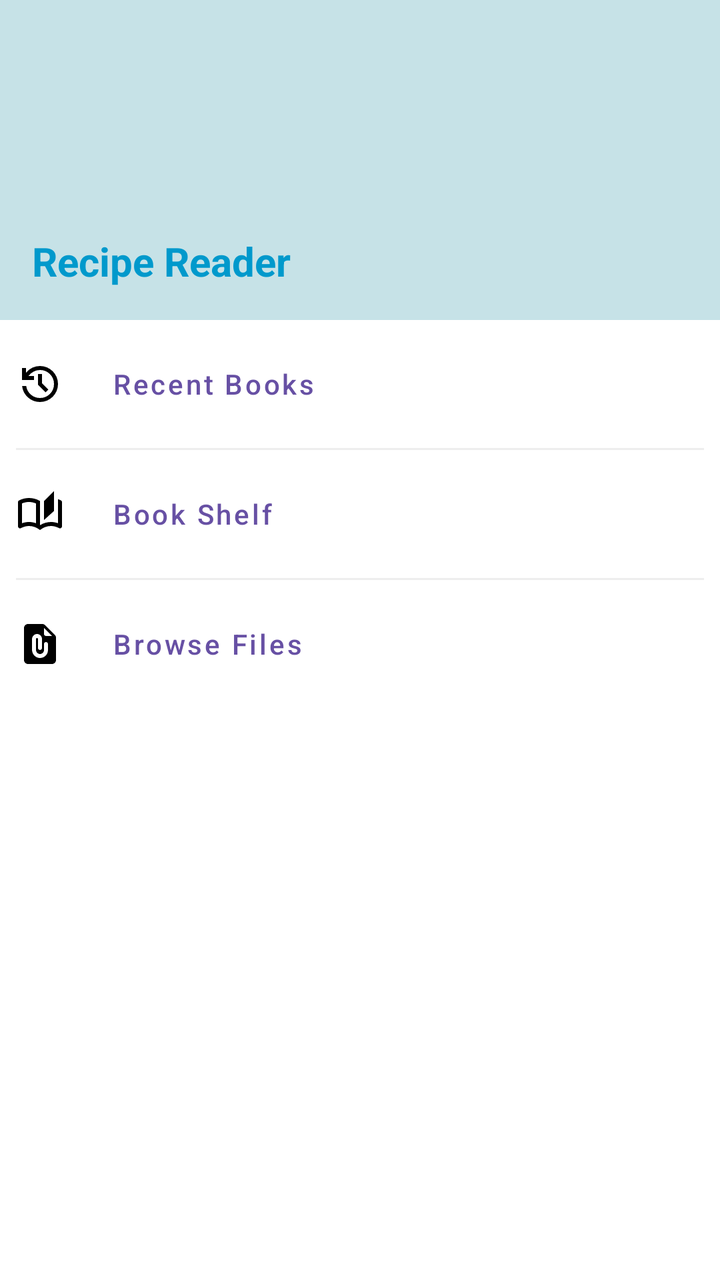
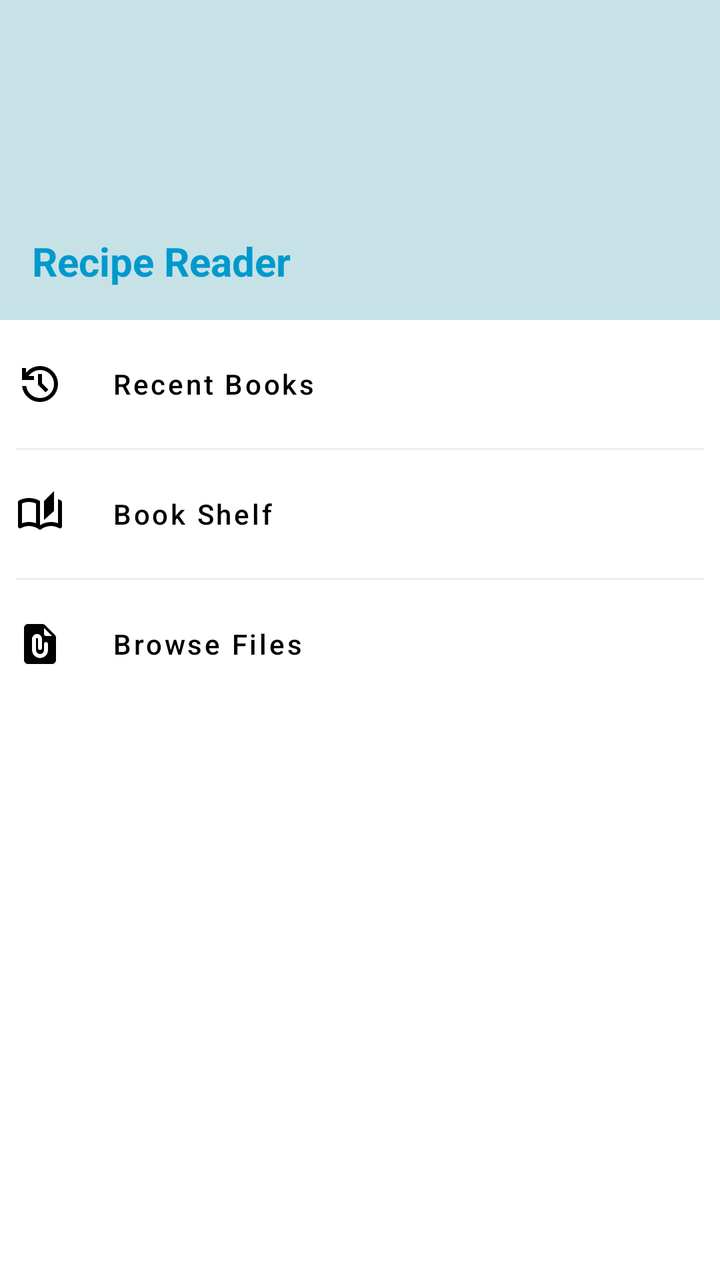

Compare the two renders of this Android layout. The source of the first and the diff that turns it into the second are given below.
<!-- AndroidManifest.xml: application theme Theme.RecipeBookReader -->
<!-- res/layout/fragment_control.xml -->
<?xml version="1.0" encoding="utf-8"?>
<androidx.constraintlayout.widget.ConstraintLayout xmlns:android="http://schemas.android.com/apk/res/android"
    xmlns:app="http://schemas.android.com/apk/res-auto"
    xmlns:tools="http://schemas.android.com/tools"
    android:layout_width="match_parent"
    android:layout_height="match_parent"
    android:background="@android:color/white">

    <View
        android:id="@+id/headerBackground"
        android:layout_width="match_parent"
        android:layout_height="160dp"
        android:background="@color/pastel_blue"
        app:layout_constraintTop_toTopOf="parent" />

    <TextView
        android:id="@+id/drawerTitle"
        android:layout_width="wrap_content"
        android:layout_height="wrap_content"
        android:layout_marginStart="16dp"
        android:layout_marginBottom="16dp"
        android:text="@string/recipe_reader"
        android:textColor="@android:color/holo_blue_dark"
        android:textSize="20sp"
        android:textStyle="bold"
        app:layout_constraintBottom_toBottomOf="@id/headerBackground"
        app:layout_constraintStart_toStartOf="parent" />

    <LinearLayout
        android:layout_width="match_parent"
        android:layout_height="0dp"
        android:orientation="vertical"
        android:padding="8dp"
        app:layout_constraintBottom_toBottomOf="parent"
        app:layout_constraintEnd_toEndOf="parent"
        app:layout_constraintStart_toStartOf="parent"
        app:layout_constraintTop_toBottomOf="@id/headerBackground"
        app:layout_constraintVertical_bias="0.0">


        <LinearLayout
            android:layout_width="wrap_content"
            android:layout_height="wrap_content"
            android:orientation="horizontal">

            <ImageView
                android:layout_width="match_parent"
                android:layout_height="match_parent"
                android:layout_marginEnd="16dp"
                android:contentDescription="@string/recently_viewed_books"
                android:src="@drawable/ic_recent_files" />

            <Button
                android:id="@+id/btnRecentBooks"
                style="@style/Widget.MaterialComponents.Button.TextButton"
                android:layout_width="match_parent"
                android:layout_height="wrap_content"
                android:gravity="start|center_vertical"
                android:text="@string/recent_books"
                android:textAllCaps="false" />
        </LinearLayout>

        <View
            android:layout_width="match_parent"
            android:layout_height="1dp"
            android:layout_marginVertical="8dp"
            android:background="#EEEEEE" />

        <LinearLayout
            android:layout_width="wrap_content"
            android:layout_height="wrap_content"
            android:orientation="horizontal">

            <ImageView
                android:layout_width="match_parent"
                android:layout_height="match_parent"
                android:layout_marginEnd="16dp"
                android:contentDescription="@string/book_shelf_description"
                android:src="@drawable/ic_book_shelf_temp" />

            <Button
                android:id="@+id/btnBookShelf"
                style="@style/Widget.MaterialComponents.Button.TextButton"
                android:layout_width="match_parent"
                android:layout_height="wrap_content"
                android:gravity="start|center_vertical"
                android:text="@string/book_shelf"
                android:textAllCaps="false" />
        </LinearLayout>

        <View
            android:layout_width="match_parent"
            android:layout_height="1dp"
            android:layout_marginVertical="8dp"
            android:background="#EEEEEE" />

        <LinearLayout
            android:layout_width="wrap_content"
            android:layout_height="wrap_content"
            android:orientation="horizontal">

            <ImageView
                android:layout_width="match_parent"
                android:layout_height="match_parent"
                android:layout_marginEnd="16dp"
                android:contentDescription="@string/open_file_browser"
                android:src="@drawable/ic_file_browser" />

            <Button
                android:id="@+id/btnBrowseFiles"
                style="@style/Widget.MaterialComponents.Button.TextButton"
                android:layout_width="match_parent"
                android:layout_height="wrap_content"
                android:gravity="start|center_vertical"
                android:text="@string/browse_files"
                android:textAllCaps="false" />
        </LinearLayout>

    </LinearLayout>

</androidx.constraintlayout.widget.ConstraintLayout>
<!-- resources referenced by this layout -->
<resources>
  <color name="pastel_blue">#FFC6E2E7</color>
  <!-- drawable ic_book_shelf_temp (drawable) -->
  <vector xmlns:android="http://schemas.android.com/apk/res/android" android:height="24dp" android:tint="#000000" android:viewportHeight="960" android:viewportWidth="960" android:width="24dp">
        
      <path android:fillColor="@android:color/white" android:pathData="M480,800Q432,762 376,741Q320,720 260,720Q218,720 177.5,731Q137,742 100,762Q79,773 59.5,761Q40,749 40,726L40,244Q40,233 45.5,223Q51,213 62,208Q108,184 158,172Q208,160 260,160Q318,160 373.5,175Q429,190 480,220L480,704Q531,672 587,656Q643,640 700,640Q736,640 770.5,646Q805,652 840,664Q840,664 840,664Q840,664 840,664L840,184Q855,189 869.5,194.5Q884,200 898,208Q909,213 914.5,223Q920,233 920,244L920,726Q920,749 900.5,761Q881,773 860,762Q823,742 782.5,731Q742,720 700,720Q640,720 584,741Q528,762 480,800ZM560,600L560,220L760,20L760,420L560,600ZM400,665L400,269Q367,255 331.5,247.5Q296,240 260,240Q223,240 188,247Q153,254 120,268Q120,268 120,268Q120,268 120,268L120,665Q120,665 120,665Q120,665 120,665Q155,652 189.5,646Q224,640 260,640Q296,640 330.5,646Q365,652 400,665ZM400,665Q400,665 400,665Q400,665 400,665Q400,665 400,665Q400,665 400,665Q400,665 400,665Q400,665 400,665L400,269Q400,269 400,269Q400,269 400,269Q400,269 400,269Q400,269 400,269Q400,269 400,269Q400,269 400,269L400,665Z"/>
      
  </vector>
  <!-- drawable ic_file_browser (drawable) -->
  <vector xmlns:android="http://schemas.android.com/apk/res/android" android:height="24dp" android:tint="#000000" android:viewportHeight="24" android:viewportWidth="24" android:width="24dp">
        
      <path android:fillColor="@android:color/white" android:pathData="M13.17,2H6C4.9,2 4,2.9 4,4v16c0,1.1 0.9,2 2,2h12c1.1,0 2,-0.9 2,-2V8.83c0,-0.53 -0.21,-1.04 -0.59,-1.41l-4.83,-4.83C14.21,2.21 13.7,2 13.17,2zM16,15c0,2.34 -2.01,4.21 -4.39,3.98C9.53,18.78 8,16.92 8,14.83l0,-5.19c0,-1.31 0.94,-2.5 2.24,-2.63C11.74,6.86 13,8.03 13,9.5V14c0,0.55 -0.45,1 -1,1h0c-0.55,0 -1,-0.45 -1,-1V9.5C11,9.22 10.78,9 10.5,9S10,9.22 10,9.5v5.39c0,1 0.68,1.92 1.66,2.08C12.92,17.18 14,16.21 14,15v-3c0,-0.55 0.45,-1 1,-1h0c0.55,0 1,0.45 1,1V15zM14,7V4l4,4h-3C14.45,8 14,7.55 14,7z"/>
      
  </vector>
  <!-- drawable ic_recent_files (drawable) -->
  <vector xmlns:android="http://schemas.android.com/apk/res/android" android:height="24dp" android:tint="#000000" android:viewportHeight="960" android:viewportWidth="960" android:width="24dp">
        
      <path android:fillColor="@android:color/white" android:pathData="M480,840Q342,840 239.5,748.5Q137,657 122,520L204,520Q218,624 296.5,692Q375,760 480,760Q597,760 678.5,678.5Q760,597 760,480Q760,363 678.5,281.5Q597,200 480,200Q411,200 351,232Q291,264 250,320L360,320L360,400L120,400L120,160L200,160L200,254Q251,190 324.5,155Q398,120 480,120Q555,120 620.5,148.5Q686,177 734.5,225.5Q783,274 811.5,339.5Q840,405 840,480Q840,555 811.5,620.5Q783,686 734.5,734.5Q686,783 620.5,811.5Q555,840 480,840ZM592,648L440,496L440,280L520,280L520,464L648,592L592,648Z"/>
      
  </vector>
  <string name="book_shelf">Book Shelf</string>
  <string name="book_shelf_description">Book Shelf</string>
  <string name="browse_files">Browse Files</string>
  <string name="open_file_browser">Open File Browser</string>
  <string name="recent_books">Recent Books</string>
  <string name="recently_viewed_books">Recently Viewed Books</string>
  <string name="recipe_reader">Recipe Reader</string>
  <style name="Theme.RecipeBookReader" parent="Base.Theme.RecipeBookReader" />
  <style name="Base.Theme.RecipeBookReader" parent="Theme.Material3.DayNight.NoActionBar">
          
          
  
      </style>
</resources>

<!-- the commit's change to res/layout/fragment_control.xml (unified diff, before → after) -->
@@ -57,6 +57,7 @@
                 android:layout_height="wrap_content"
                 android:gravity="start|center_vertical"
                 android:text="@string/recent_books"
+                android:textColor="@color/black"
                 android:textAllCaps="false" />
         </LinearLayout>
 
@@ -85,6 +86,7 @@
                 android:layout_height="wrap_content"
                 android:gravity="start|center_vertical"
                 android:text="@string/book_shelf"
+                android:textColor="@color/black"
                 android:textAllCaps="false" />
         </LinearLayout>
 
@@ -113,6 +115,7 @@
                 android:layout_height="wrap_content"
                 android:gravity="start|center_vertical"
                 android:text="@string/browse_files"
+                android:textColor="@color/black"
                 android:textAllCaps="false" />
         </LinearLayout>
 
<!-- resource entries referenced after the edit -->
@@ -1,5 +1,6 @@
 <!-- resources referenced by this layout -->
 <resources>
+  <color name="black">#FF000000</color>
   <color name="pastel_blue">#FFC6E2E7</color>
   <!-- drawable ic_book_shelf_temp (drawable) -->
   <vector xmlns:android="http://schemas.android.com/apk/res/android" android:height="24dp" android:tint="#000000" android:viewportHeight="960" android:viewportWidth="960" android:width="24dp">
@@ -26,11 +27,10 @@
   <string name="recent_books">Recent Books</string>
   <string name="recently_viewed_books">Recently Viewed Books</string>
   <string name="recipe_reader">Recipe Reader</string>
-  <style name="Theme.RecipeBookReader" parent="Base.Theme.RecipeBookReader" />
-  <style name="Base.Theme.RecipeBookReader" parent="Theme.Material3.DayNight.NoActionBar">
-          
-          
-  
+  <style name="Theme.RecipeBookReader" parent="Theme.MaterialComponents.DayNight.NoActionBar">
+          <item name="colorPrimary">@color/pastel_blue</item>
+          <item name="android:statusBarColor">@android:color/transparent</item>
+          <item name="android:windowDrawsSystemBarBackgrounds">true</item>
       </style>
 </resources>
 
